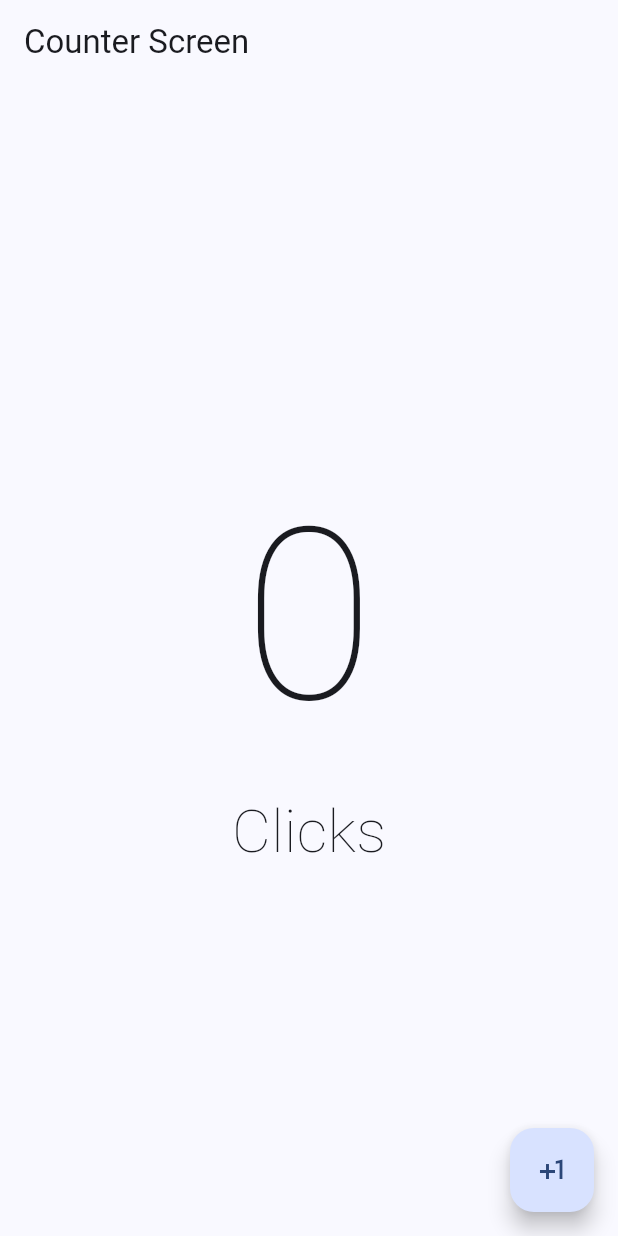
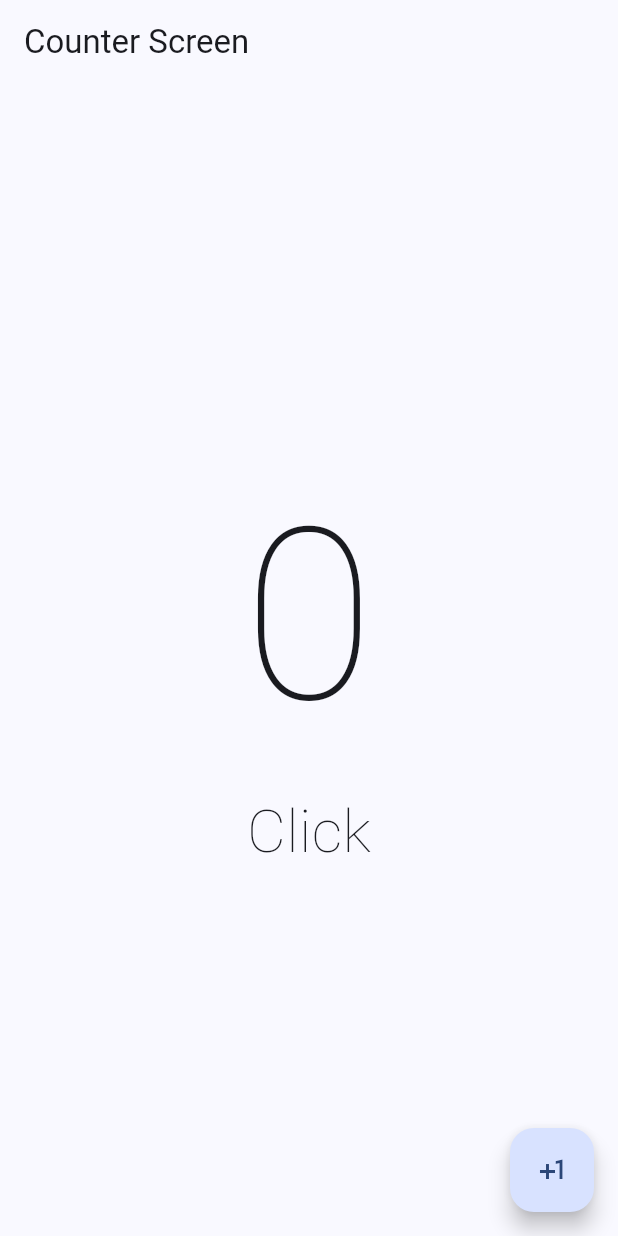
Before and after one commit to KeingCasabona/Draft-Flutter-Practice, a Flutter app: the screen it shows after launch, on a phone screen of 412 x 824 dp. Run offline on Flutter 3.47's test engine with Material 3 defaults, Android fonts, the phone set to English and light mode, and no system bars.

Commit message:
feat: Add ternario click

```diff
--- a/lib/presentation/screens/counter_screen.dart
+++ b/lib/presentation/screens/counter_screen.dart
@@ -26,8 +26,8 @@ class _CounterScreenState extends State<CounterScreen> {
                 fontWeight: FontWeight.w100,
               ),
             ),
-            const Text(
-              'Clicks',
+            Text(
+              'Click${clickCounter < 2 ? '' : 's'}',
               style: TextStyle(
                 fontSize: 40,
                 fontWeight: FontWeight.w200,
```
